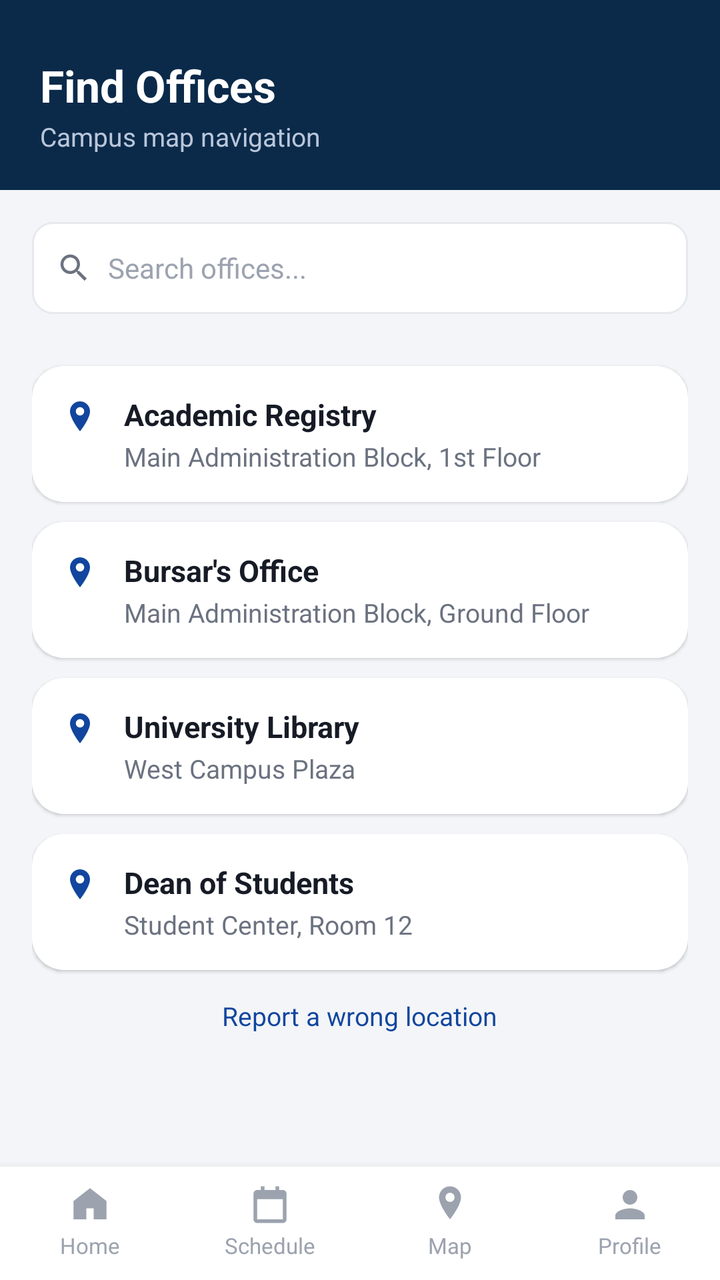
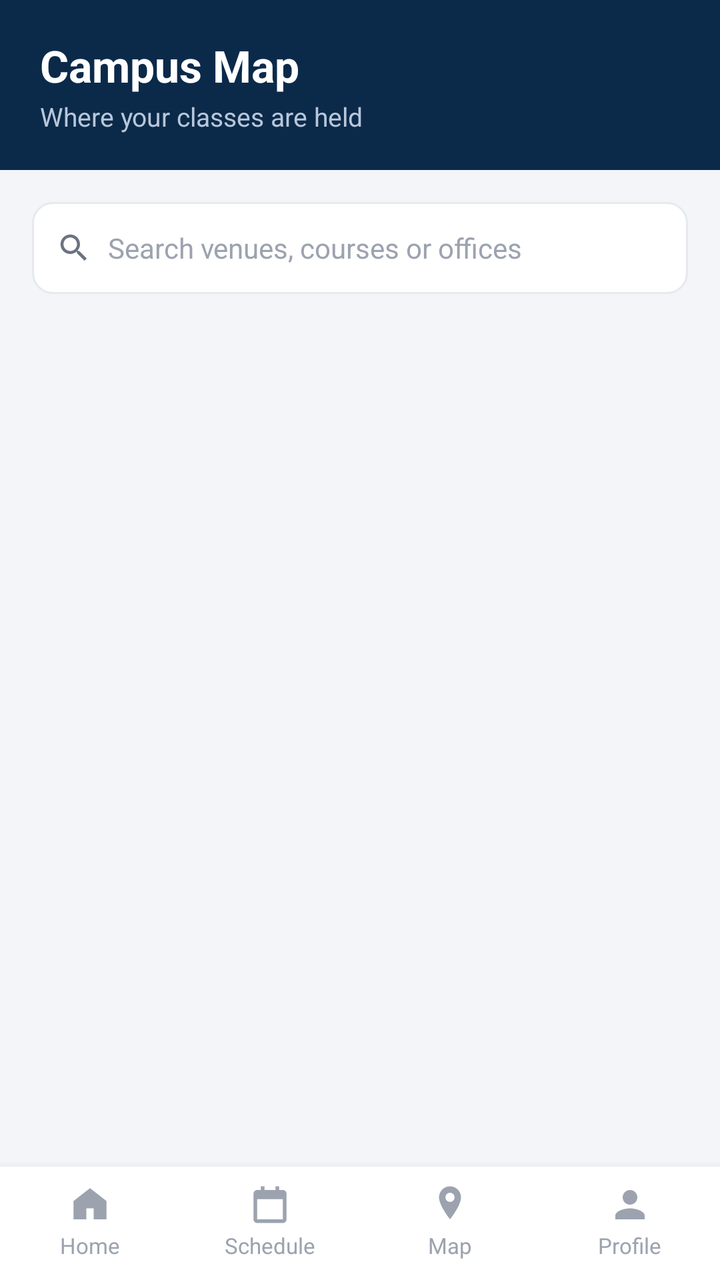

An Android layout rendered at two revisions. The XML below is the earlier revision; the diff shows what the commit changed to produce the second picture.
<!-- AndroidManifest.xml: application theme Theme.CampusApp -->
<!-- res/layout/activity_campus_map.xml -->
<?xml version="1.0" encoding="utf-8"?>
<LinearLayout xmlns:android="http://schemas.android.com/apk/res/android"
    android:layout_width="match_parent"
    android:layout_height="match_parent"
    android:orientation="vertical"
    android:background="@color/background">

    <LinearLayout style="@style/SectionHeader">
        <TextView
            android:layout_width="wrap_content" android:layout_height="wrap_content"
            android:text="Find Offices" android:textColor="@color/white" android:textSize="22sp" android:textStyle="bold"/>
        <TextView
            android:layout_width="wrap_content" android:layout_height="wrap_content" android:layout_marginTop="2dp"
            android:text="Campus map navigation" android:textColor="#B9C6DA" android:textSize="13sp"/>
    </LinearLayout>

    <LinearLayout
        android:layout_width="match_parent" android:layout_height="46dp"
        android:layout_margin="16dp"
        android:orientation="horizontal" android:gravity="center_vertical"
        android:background="@drawable/bg_input" android:paddingLeft="12dp" android:paddingRight="12dp">
        <ImageView android:layout_width="18dp" android:layout_height="18dp" android:src="@drawable/ic_search"/>
        <TextView android:layout_width="0dp" android:layout_height="wrap_content" android:layout_weight="1"
            android:layout_marginStart="8dp" android:text="Search offices..." android:textColor="@color/text_gray_light" android:textSize="14sp"/>
    </LinearLayout>

    <ScrollView android:layout_width="match_parent" android:layout_height="0dp" android:layout_weight="1">
        <LinearLayout android:layout_width="match_parent" android:layout_height="wrap_content" android:orientation="vertical"
            android:paddingLeft="16dp" android:paddingRight="16dp">

            <LinearLayout style="@style/OfficeRow">
                <ImageView android:layout_width="20dp" android:layout_height="20dp" android:src="@drawable/ic_pin" android:layout_marginTop="2dp"/>
                <LinearLayout android:layout_width="0dp" android:layout_height="wrap_content" android:layout_weight="1"
                    android:orientation="vertical" android:layout_marginStart="12dp">
                    <TextView android:layout_width="wrap_content" android:layout_height="wrap_content"
                        android:text="Academic Registry" android:textStyle="bold" android:textSize="15sp" android:textColor="@color/text_dark"/>
                    <TextView android:layout_width="wrap_content" android:layout_height="wrap_content" android:layout_marginTop="2dp"
                        android:text="Main Administration Block, 1st Floor" android:textSize="13sp" android:textColor="@color/text_gray"/>
                </LinearLayout>
            </LinearLayout>

            <LinearLayout style="@style/OfficeRow">
                <ImageView android:layout_width="20dp" android:layout_height="20dp" android:src="@drawable/ic_pin" android:layout_marginTop="2dp"/>
                <LinearLayout android:layout_width="0dp" android:layout_height="wrap_content" android:layout_weight="1"
                    android:orientation="vertical" android:layout_marginStart="12dp">
                    <TextView android:layout_width="wrap_content" android:layout_height="wrap_content"
                        android:text="Bursar's Office" android:textStyle="bold" android:textSize="15sp" android:textColor="@color/text_dark"/>
                    <TextView android:layout_width="wrap_content" android:layout_height="wrap_content" android:layout_marginTop="2dp"
                        android:text="Main Administration Block, Ground Floor" android:textSize="13sp" android:textColor="@color/text_gray"/>
                </LinearLayout>
            </LinearLayout>

            <LinearLayout style="@style/OfficeRow">
                <ImageView android:layout_width="20dp" android:layout_height="20dp" android:src="@drawable/ic_pin" android:layout_marginTop="2dp"/>
                <LinearLayout android:layout_width="0dp" android:layout_height="wrap_content" android:layout_weight="1"
                    android:orientation="vertical" android:layout_marginStart="12dp">
                    <TextView android:layout_width="wrap_content" android:layout_height="wrap_content"
                        android:text="University Library" android:textStyle="bold" android:textSize="15sp" android:textColor="@color/text_dark"/>
                    <TextView android:layout_width="wrap_content" android:layout_height="wrap_content" android:layout_marginTop="2dp"
                        android:text="West Campus Plaza" android:textSize="13sp" android:textColor="@color/text_gray"/>
                </LinearLayout>
            </LinearLayout>

            <LinearLayout style="@style/OfficeRow">
                <ImageView android:layout_width="20dp" android:layout_height="20dp" android:src="@drawable/ic_pin" android:layout_marginTop="2dp"/>
                <LinearLayout android:layout_width="0dp" android:layout_height="wrap_content" android:layout_weight="1"
                    android:orientation="vertical" android:layout_marginStart="12dp">
                    <TextView android:layout_width="wrap_content" android:layout_height="wrap_content"
                        android:text="Dean of Students" android:textStyle="bold" android:textSize="15sp" android:textColor="@color/text_dark"/>
                    <TextView android:layout_width="wrap_content" android:layout_height="wrap_content" android:layout_marginTop="2dp"
                        android:text="Student Center, Room 12" android:textSize="13sp" android:textColor="@color/text_gray"/>
                </LinearLayout>
            </LinearLayout>

            <TextView
                android:id="@+id/tvReportLocation"
                android:layout_width="wrap_content" android:layout_height="wrap_content"
                android:layout_gravity="center_horizontal"
                android:layout_marginTop="14dp" android:layout_marginBottom="16dp"
                android:text="Report a wrong location"
                android:textColor="@color/primary_blue" android:textSize="13sp"/>

        </LinearLayout>
    </ScrollView>

    <include layout="@layout/layout_bottom_nav" android:id="@+id/bottomNavInclude"/>

</LinearLayout>
<!-- res/layout/layout_bottom_nav.xml (included above) -->
<?xml version="1.0" encoding="utf-8"?>
<LinearLayout xmlns:android="http://schemas.android.com/apk/res/android"
    android:id="@+id/bottomNav"
    android:layout_width="match_parent"
    android:layout_height="wrap_content"
    android:orientation="horizontal"
    android:background="@color/white"
    android:elevation="8dp"
    android:paddingTop="8dp"
    android:paddingBottom="10dp">

    <LinearLayout android:id="@+id/navHome" style="@style/BottomNavItem">
        <ImageView android:id="@+id/navHomeIcon" style="@style/BottomNavIcon" android:src="@drawable/ic_home"/>
        <TextView android:id="@+id/navHomeLabel" style="@style/BottomNavLabel" android:text="Home"/>
    </LinearLayout>

    <LinearLayout android:id="@+id/navSchedule" style="@style/BottomNavItem">
        <ImageView android:id="@+id/navScheduleIcon" style="@style/BottomNavIcon" android:src="@drawable/ic_schedule"/>
        <TextView android:id="@+id/navScheduleLabel" style="@style/BottomNavLabel" android:text="Schedule"/>
    </LinearLayout>

    <LinearLayout android:id="@+id/navMap" style="@style/BottomNavItem">
        <ImageView android:id="@+id/navMapIcon" style="@style/BottomNavIcon" android:src="@drawable/ic_map"/>
        <TextView android:id="@+id/navMapLabel" style="@style/BottomNavLabel" android:text="@string/map"/>
    </LinearLayout>

    <LinearLayout android:id="@+id/navProfile" style="@style/BottomNavItem">
        <ImageView android:id="@+id/navProfileIcon" style="@style/BottomNavIcon" android:src="@drawable/ic_profile"/>
        <TextView android:id="@+id/navProfileLabel" style="@style/BottomNavLabel" android:text="Profile"/>
    </LinearLayout>

</LinearLayout>
<!-- resources referenced by this layout -->
<resources>
  <color name="background">#F3F5F8</color>
  <color name="primary_blue">#12469E</color>
  <color name="text_dark">#161B26</color>
  <color name="text_gray">#6B7280</color>
  <color name="text_gray_light">#9CA3AF</color>
  <color name="white">#FFFFFF</color>
  <!-- drawable bg_input (drawable) -->
  <?xml version="1.0" encoding="utf-8"?>
  <shape xmlns:android="http://schemas.android.com/apk/res/android" android:shape="rectangle">
      <solid android:color="@color/white" />
      <stroke android:width="1dp" android:color="@color/divider" />
      <corners android:radius="10dp" />
  </shape>
  <!-- drawable ic_home (drawable) -->
  <vector xmlns:android="http://schemas.android.com/apk/res/android"
      android:width="24dp" android:height="24dp" android:viewportWidth="24" android:viewportHeight="24"
      android:tint="?attr/colorControlNormal">
      <path android:fillColor="@android:color/white"
          android:pathData="M12,3 L21,10 L21,20 L14,20 L14,14 L10,14 L10,20 L3,20 L3,10 Z"
          android:fillType="evenOdd"/>
  </vector>
  <!-- drawable ic_pin (drawable) -->
  <vector xmlns:android="http://schemas.android.com/apk/res/android"
      android:width="20dp" android:height="20dp" android:viewportWidth="24" android:viewportHeight="24">
      <path android:fillColor="@color/primary_blue"
          android:pathData="M12,2 C8.7,2 6,4.7 6,8 C6,12.5 12,20 12,20 C12,20 18,12.5 18,8 C18,4.7 15.3,2 12,2 Z M12,10.5 C10.6,10.5 9.5,9.4 9.5,8 C9.5,6.6 10.6,5.5 12,5.5 C13.4,5.5 14.5,6.6 14.5,8 C14.5,9.4 13.4,10.5 12,10.5 Z"/>
  </vector>
  <string name="map">Map</string>
  <style name="BottomNavIcon">
          <item name="android:layout_width">22dp</item>
          <item name="android:layout_height">22dp</item>
          <item name="android:tint">@color/text_gray_light</item>
      </style>
  <style name="BottomNavLabel">
          <item name="android:layout_width">wrap_content</item>
          <item name="android:layout_height">wrap_content</item>
          <item name="android:layout_marginTop">2dp</item>
          <item name="android:textSize">11sp</item>
          <item name="android:textColor">@color/text_gray_light</item>
      </style>
  <style name="OfficeRow">
          <item name="android:layout_width">match_parent</item>
          <item name="android:layout_height">wrap_content</item>
          <item name="android:orientation">horizontal</item>
          <item name="android:background">@drawable/bg_card</item>
          <item name="android:padding">14dp</item>
          <item name="android:layout_marginTop">10dp</item>
          <item name="android:elevation">1dp</item>
      </style>
  <style name="SectionHeader">
          <item name="android:layout_width">match_parent</item>
          <item name="android:layout_height">wrap_content</item>
          <item name="android:background">@color/navy_dark</item>
          <item name="android:paddingLeft">20dp</item>
          <item name="android:paddingRight">20dp</item>
          <item name="android:paddingTop">28dp</item>
          <item name="android:paddingBottom">18dp</item>
          <item name="android:orientation">vertical</item>
      </style>
  <style name="Theme.CampusApp" parent="Theme.MaterialComponents.Light.NoActionBar">
          <item name="colorPrimary">@color/primary_blue</item>
          <item name="colorPrimaryDark">@color/navy_dark</item>
          <item name="colorAccent">@color/primary_red</item>
          <item name="android:windowBackground">@color/background</item>
          <item name="android:statusBarColor">@color/navy_dark</item>
      </style>
  <color name="divider">#E6E9EE</color>
  <!-- drawable bg_card (drawable) -->
  <?xml version="1.0" encoding="utf-8"?>
  <shape xmlns:android="http://schemas.android.com/apk/res/android" android:shape="rectangle">
      <solid android:color="@color/card_white" />
      <corners android:radius="16dp" />
  </shape>
  <color name="navy_dark">#0B2A4A</color>
  <color name="primary_red">#C31432</color>
  <color name="card_white">#FFFFFF</color>
  <!-- unchanged entries left out for length: 5 -->
</resources>

<!-- the commit's change to res/layout/activity_campus_map.xml (unified diff, before → after) -->
@@ -8,10 +8,11 @@
     <LinearLayout style="@style/SectionHeader">
         <TextView
             android:layout_width="wrap_content" android:layout_height="wrap_content"
-            android:text="Find Offices" android:textColor="@color/white" android:textSize="22sp" android:textStyle="bold"/>
+            android:text="Campus Map" android:textColor="@color/white" android:textSize="22sp" android:textStyle="bold"/>
         <TextView
+            android:id="@+id/tvMapSubtitle"
             android:layout_width="wrap_content" android:layout_height="wrap_content" android:layout_marginTop="2dp"
-            android:text="Campus map navigation" android:textColor="#B9C6DA" android:textSize="13sp"/>
+            android:text="Where your classes are held" android:textColor="#B9C6DA" android:textSize="13sp"/>
     </LinearLayout>
 
     <LinearLayout
@@ -19,68 +20,28 @@
         android:layout_margin="16dp"
         android:orientation="horizontal" android:gravity="center_vertical"
         android:background="@drawable/bg_input" android:paddingLeft="12dp" android:paddingRight="12dp">
-        <ImageView android:layout_width="18dp" android:layout_height="18dp" android:src="@drawable/ic_search"/>
-        <TextView android:layout_width="0dp" android:layout_height="wrap_content" android:layout_weight="1"
-            android:layout_marginStart="8dp" android:text="Search offices..." android:textColor="@color/text_gray_light" android:textSize="14sp"/>
+        <ImageView android:layout_width="18dp" android:layout_height="18dp" android:src="@drawable/ic_search"
+            android:importantForAccessibility="no"/>
+        <EditText
+            android:id="@+id/etVenueSearch"
+            android:layout_width="0dp" android:layout_height="match_parent" android:layout_weight="1"
+            android:layout_marginStart="8dp"
+            android:background="@android:color/transparent"
+            android:hint="Search venues, courses or offices"
+            android:importantForAutofill="no"
+            android:inputType="text"
+            android:imeOptions="actionSearch"
+            android:textColor="@color/text_dark" android:textColorHint="@color/text_gray_light" android:textSize="14sp"/>
     </LinearLayout>
 
-    <ScrollView android:layout_width="match_parent" android:layout_height="0dp" android:layout_weight="1">
-        <LinearLayout android:layout_width="match_parent" android:layout_height="wrap_content" android:orientation="vertical"
-            android:paddingLeft="16dp" android:paddingRight="16dp">
-
-            <LinearLayout style="@style/OfficeRow">
-                <ImageView android:layout_width="20dp" android:layout_height="20dp" android:src="@drawable/ic_pin" android:layout_marginTop="2dp"/>
-                <LinearLayout android:layout_width="0dp" android:layout_height="wrap_content" android:layout_weight="1"
-                    android:orientation="vertical" android:layout_marginStart="12dp">
-                    <TextView android:layout_width="wrap_content" android:layout_height="wrap_content"
-                        android:text="Academic Registry" android:textStyle="bold" android:textSize="15sp" android:textColor="@color/text_dark"/>
-                    <TextView android:layout_width="wrap_content" android:layout_height="wrap_content" android:layout_marginTop="2dp"
-                        android:text="Main Administration Block, 1st Floor" android:textSize="13sp" android:textColor="@color/text_gray"/>
-                </LinearLayout>
-            </LinearLayout>
-
-            <LinearLayout style="@style/OfficeRow">
-                <ImageView android:layout_width="20dp" android:layout_height="20dp" android:src="@drawable/ic_pin" android:layout_marginTop="2dp"/>
-                <LinearLayout android:layout_width="0dp" android:layout_height="wrap_content" android:layout_weight="1"
-                    android:orientation="vertical" android:layout_marginStart="12dp">
-                    <TextView android:layout_width="wrap_content" android:layout_height="wrap_content"
-                        android:text="Bursar's Office" android:textStyle="bold" android:textSize="15sp" android:textColor="@color/text_dark"/>
-                    <TextView android:layout_width="wrap_content" android:layout_height="wrap_content" android:layout_marginTop="2dp"
-                        android:text="Main Administration Block, Ground Floor" android:textSize="13sp" android:textColor="@color/text_gray"/>
-                </LinearLayout>
-            </LinearLayout>
-
-            <LinearLayout style="@style/OfficeRow">
-                <ImageView android:layout_width="20dp" android:layout_height="20dp" android:src="@drawable/ic_pin" android:layout_marginTop="2dp"/>
-                <LinearLayout android:layout_width="0dp" android:layout_height="wrap_content" android:layout_weight="1"
-                    android:orientation="vertical" android:layout_marginStart="12dp">
-                    <TextView android:layout_width="wrap_content" android:layout_height="wrap_content"
-                        android:text="University Library" android:textStyle="bold" android:textSize="15sp" android:textColor="@color/text_dark"/>
-                    <TextView android:layout_width="wrap_content" android:layout_height="wrap_content" android:layout_marginTop="2dp"
-                        android:text="West Campus Plaza" android:textSize="13sp" android:textColor="@color/text_gray"/>
-                </LinearLayout>
-            </LinearLayout>
-
-            <LinearLayout style="@style/OfficeRow">
-                <ImageView android:layout_width="20dp" android:layout_height="20dp" android:src="@drawable/ic_pin" android:layout_marginTop="2dp"/>
-                <LinearLayout android:layout_width="0dp" android:layout_height="wrap_content" android:layout_weight="1"
-                    android:orientation="vertical" android:layout_marginStart="12dp">
-                    <TextView android:layout_width="wrap_content" android:layout_height="wrap_content"
-                        android:text="Dean of Students" android:textStyle="bold" android:textSize="15sp" android:textColor="@color/text_dark"/>
-                    <TextView android:layout_width="wrap_content" android:layout_height="wrap_content" android:layout_marginTop="2dp"
-                        android:text="Student Center, Room 12" android:textSize="13sp" android:textColor="@color/text_gray"/>
-                </LinearLayout>
-            </LinearLayout>
-
-            <TextView
-                android:id="@+id/tvReportLocation"
-                android:layout_width="wrap_content" android:layout_height="wrap_content"
-                android:layout_gravity="center_horizontal"
-                android:layout_marginTop="14dp" android:layout_marginBottom="16dp"
-                android:text="Report a wrong location"
-                android:textColor="@color/primary_blue" android:textSize="13sp"/>
-
-        </LinearLayout>
+    <ScrollView
+        android:id="@+id/mapScroll"
+        android:layout_width="match_parent" android:layout_height="0dp" android:layout_weight="1">
+        <LinearLayout
+            android:id="@+id/venueContainer"
+            android:layout_width="match_parent" android:layout_height="wrap_content"
+            android:orientation="vertical"
+            android:paddingLeft="16dp" android:paddingRight="16dp" android:paddingBottom="16dp"/>
     </ScrollView>
 
     <include layout="@layout/layout_bottom_nav" android:id="@+id/bottomNavInclude"/>
<!-- resource entries referenced after the edit -->
@@ -21,12 +21,6 @@
           android:pathData="M12,3 L21,10 L21,20 L14,20 L14,14 L10,14 L10,20 L3,20 L3,10 Z"
           android:fillType="evenOdd"/>
   </vector>
-  <!-- drawable ic_pin (drawable) -->
-  <vector xmlns:android="http://schemas.android.com/apk/res/android"
-      android:width="20dp" android:height="20dp" android:viewportWidth="24" android:viewportHeight="24">
-      <path android:fillColor="@color/primary_blue"
-          android:pathData="M12,2 C8.7,2 6,4.7 6,8 C6,12.5 12,20 12,20 C12,20 18,12.5 18,8 C18,4.7 15.3,2 12,2 Z M12,10.5 C10.6,10.5 9.5,9.4 9.5,8 C9.5,6.6 10.6,5.5 12,5.5 C13.4,5.5 14.5,6.6 14.5,8 C14.5,9.4 13.4,10.5 12,10.5 Z"/>
-  </vector>
   <string name="map">Map</string>
   <style name="BottomNavIcon">
           <item name="android:layout_width">22dp</item>
@@ -40,22 +34,13 @@
           <item name="android:textSize">11sp</item>
           <item name="android:textColor">@color/text_gray_light</item>
       </style>
-  <style name="OfficeRow">
-          <item name="android:layout_width">match_parent</item>
-          <item name="android:layout_height">wrap_content</item>
-          <item name="android:orientation">horizontal</item>
-          <item name="android:background">@drawable/bg_card</item>
-          <item name="android:padding">14dp</item>
-          <item name="android:layout_marginTop">10dp</item>
-          <item name="android:elevation">1dp</item>
-      </style>
   <style name="SectionHeader">
           <item name="android:layout_width">match_parent</item>
           <item name="android:layout_height">wrap_content</item>
           <item name="android:background">@color/navy_dark</item>
           <item name="android:paddingLeft">20dp</item>
           <item name="android:paddingRight">20dp</item>
-          <item name="android:paddingTop">28dp</item>
+          <item name="android:paddingTop">18dp</item>
           <item name="android:paddingBottom">18dp</item>
           <item name="android:orientation">vertical</item>
       </style>
@@ -67,15 +52,8 @@
           <item name="android:statusBarColor">@color/navy_dark</item>
       </style>
   <color name="divider">#E6E9EE</color>
-  <!-- drawable bg_card (drawable) -->
-  <?xml version="1.0" encoding="utf-8"?>
-  <shape xmlns:android="http://schemas.android.com/apk/res/android" android:shape="rectangle">
-      <solid android:color="@color/card_white" />
-      <corners android:radius="16dp" />
-  </shape>
   <color name="navy_dark">#0B2A4A</color>
   <color name="primary_red">#C31432</color>
-  <color name="card_white">#FFFFFF</color>
   <!-- unchanged entries left out for length: 5 -->
 </resources>
 
